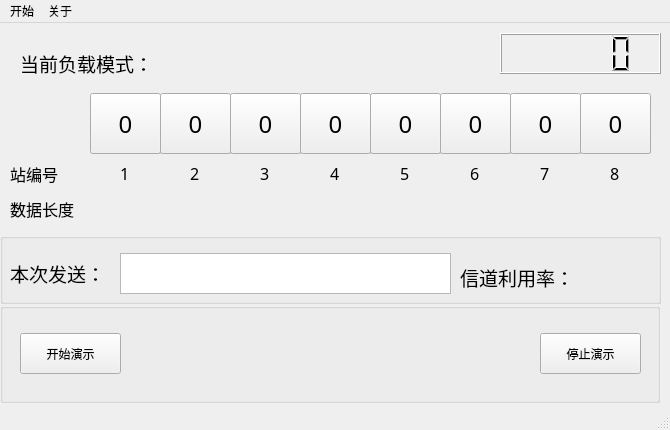
First picture: the form in showbitmap.ui, repository sys2001/BitMap, before the edit.
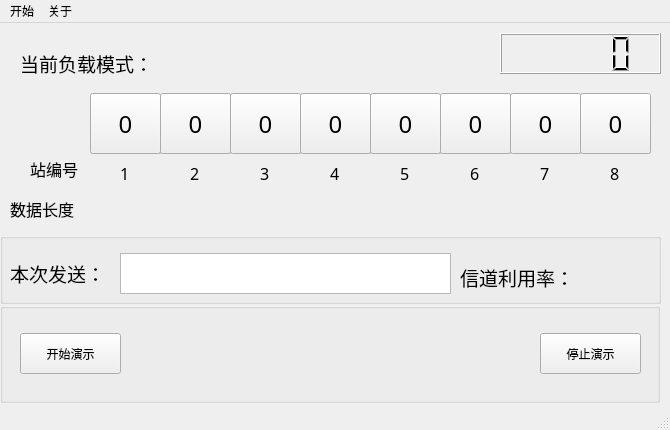
Second picture: the form after the edit.

The edit to the form file:
```diff
--- a/showbitmap.ui
+++ b/showbitmap.ui
@@ -277,10 +277,10 @@
     <widget class="QLabel" name="rate">
      <property name="geometry">
       <rect>
-       <x>570</x>
-       <y>20</y>
+       <x>590</x>
+       <y>30</y>
        <width>71</width>
-       <height>41</height>
+       <height>31</height>
       </rect>
      </property>
      <property name="font">
@@ -297,10 +297,10 @@
    <widget class="QLabel" name="label">
     <property name="geometry">
      <rect>
-      <x>10</x>
-      <y>140</y>
+      <x>30</x>
+      <y>130</y>
       <width>61</width>
-      <height>21</height>
+      <height>31</height>
      </rect>
     </property>
     <property name="font">
@@ -354,8 +354,8 @@
    <widget class="QLabel" name="title">
     <property name="geometry">
      <rect>
-      <x>160</x>
-      <y>20</y>
+      <x>170</x>
+      <y>10</y>
       <width>281</width>
       <height>41</height>
      </rect>
```
